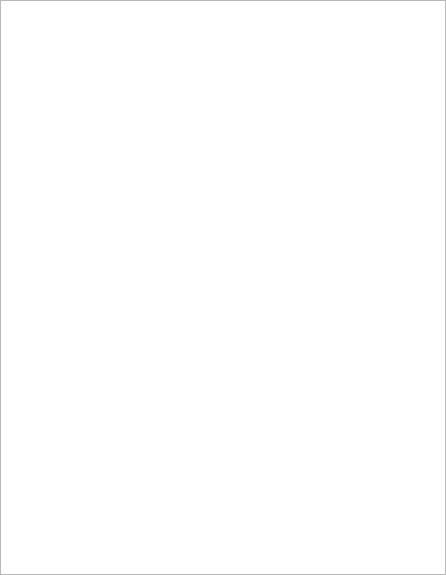
Qt form v2/branches/dev/plugins/debugger/GNUDebugger2/src/addon/gdbBreakpoint/ui/UIGdbBreakpoint.ui (testmana2/mks) before a commit.
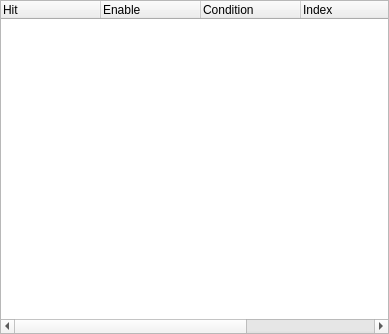
The same form after that commit.

Patch:
```diff
--- a/v2/branches/dev/plugins/debugger/GNUDebugger2/src/addon/gdbBreakpoint/ui/UIGdbBreakpoint.ui
+++ b/v2/branches/dev/plugins/debugger/GNUDebugger2/src/addon/gdbBreakpoint/ui/UIGdbBreakpoint.ui
@@ -5,8 +5,8 @@
    <rect>
     <x>0</x>
     <y>0</y>
-    <width>446</width>
-    <height>575</height>
+    <width>389</width>
+    <height>334</height>
    </rect>
   </property>
   <property name="windowTitle" >
@@ -17,7 +17,44 @@
     <number>0</number>
    </property>
    <item row="0" column="0" >
-    <widget class="QTreeView" name="treeView" />
+    <widget class="QTreeWidget" name="treeWidget" >
+     <property name="autoFillBackground" >
+      <bool>true</bool>
+     </property>
+     <property name="alternatingRowColors" >
+      <bool>true</bool>
+     </property>
+     <column>
+      <property name="text" >
+       <string>Hit</string>
+      </property>
+     </column>
+     <column>
+      <property name="text" >
+       <string>Enable</string>
+      </property>
+     </column>
+     <column>
+      <property name="text" >
+       <string>Condition</string>
+      </property>
+     </column>
+     <column>
+      <property name="text" >
+       <string>Index</string>
+      </property>
+     </column>
+     <column>
+      <property name="text" >
+       <string>Line</string>
+      </property>
+     </column>
+     <column>
+      <property name="text" >
+       <string>File</string>
+      </property>
+     </column>
+    </widget>
    </item>
   </layout>
  </widget>
```
